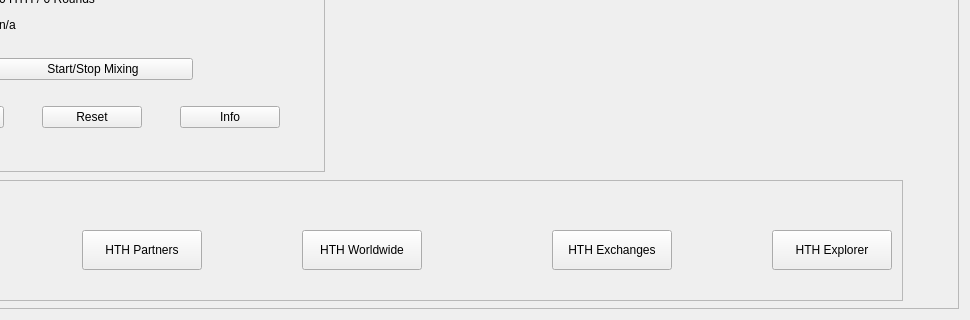
devilking6105/HTH-Legacy, file src/qt/forms/overviewpage.ui: the form before one commit; both pictures show x 158 to 1128 and y 360 to 680 of the 1128 by 680 pixel window.
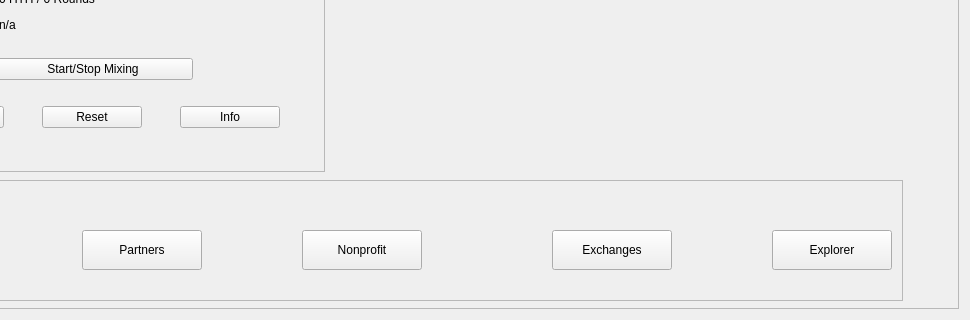
The form after the commit.

Diff of the .ui file:
```diff
--- a/src/qt/forms/overviewpage.ui
+++ b/src/qt/forms/overviewpage.ui
@@ -955,8 +955,14 @@
          <height>40</height>
         </rect>
        </property>
+       <property name="toolTip">
+        <string>Visit HTH Partners and Donate Today!!!!!!!!</string>
+       </property>
+       <property name="styleSheet">
+        <string notr="true">&lt;a href=&quot;https://hth.world/partners.html&quot;&gt;&lt;/a&gt;</string>
+       </property>
        <property name="text">
-        <string>HTH Partners</string>
+        <string>Partners</string>
        </property>
       </widget>
       <widget class="QPushButton" name="pushButton_Website_1">
@@ -988,7 +994,7 @@
         <string notr="true">&lt;a href=&quot;https://www.helpthehomelessworldwide.org&quot;&gt;&lt;/a&gt;</string>
        </property>
        <property name="text">
-        <string>HTH Worldwide</string>
+        <string>Nonprofit</string>
        </property>
       </widget>
       <widget class="QPushButton" name="pushButton_Website_3">
@@ -1000,8 +1006,14 @@
          <height>40</height>
         </rect>
        </property>
+       <property name="toolTip">
+        <string>Visit Help The Homeless Coin Exchanges and Trade Today</string>
+       </property>
+       <property name="styleSheet">
+        <string notr="true">&lt;a href=&quot;https://hth.world/exchanges.html&quot;&gt;&lt;/a&gt;</string>
+       </property>
        <property name="text">
-        <string>HTH Exchanges</string>
+        <string>Exchanges</string>
        </property>
       </widget>
       <widget class="QPushButton" name="pushButton_Website_2">
@@ -1013,8 +1025,14 @@
          <height>40</height>
         </rect>
        </property>
+       <property name="toolTip">
+        <string>Visit Help The Homeless Coin Explorer and Track Your HTH Coins</string>
+       </property>
+       <property name="styleSheet">
+        <string notr="true">&lt;a href=&quot;https://chainz.cryptoid.info/hth&quot;&gt;&lt;/a&gt;</string>
+       </property>
        <property name="text">
-        <string>HTH Explorer</string>
+        <string>Explorer</string>
        </property>
       </widget>
      </widget>
```
Left out of the diff: 6 changed lines with no effect on the pictures.
